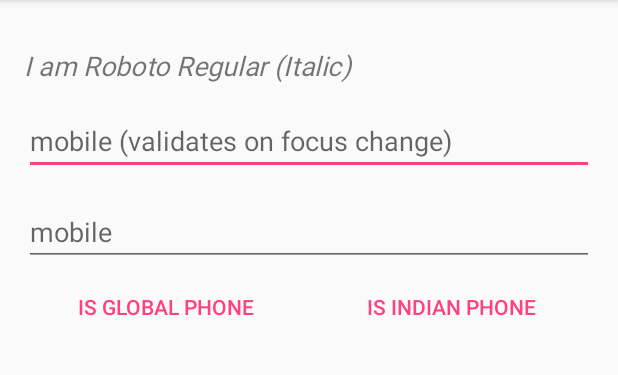
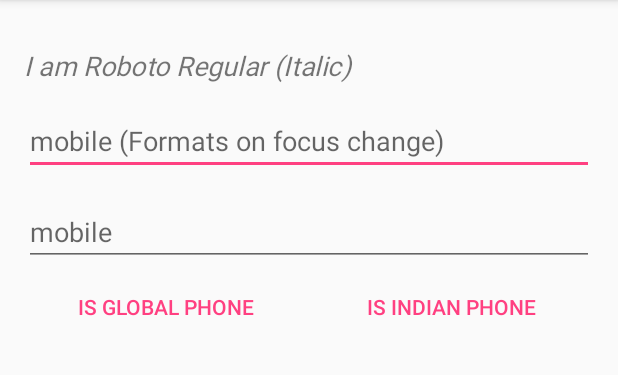
Before and after one commit to rahulrvp/android-utils-lib, an Android app: the screen it shows after launch (MainActivity), on a phone screen of 412 x 824 dp, the part 84-459 px from its top. Run offline under Robolectric (Android 15) with nearby library versions, the phone set to English and light mode, and no system bars.

Commit message:
hint change

```diff
--- a/app/src/main/res/values/strings.xml
+++ b/app/src/main/res/values/strings.xml
@@ -4,5 +4,5 @@
     <string name="validate_indian_number">Is Indian Phone</string>
     <string name="i_am_roboto_regular">I am Roboto Regular (Italic)</string>
     <string name="mobile">mobile</string>
-    <string name="mobile_validates_on_focus_change">mobile (validates on focus change)</string>
+    <string name="mobile_validates_on_focus_change">mobile (Formats on focus change)</string>
 </resources>
```
